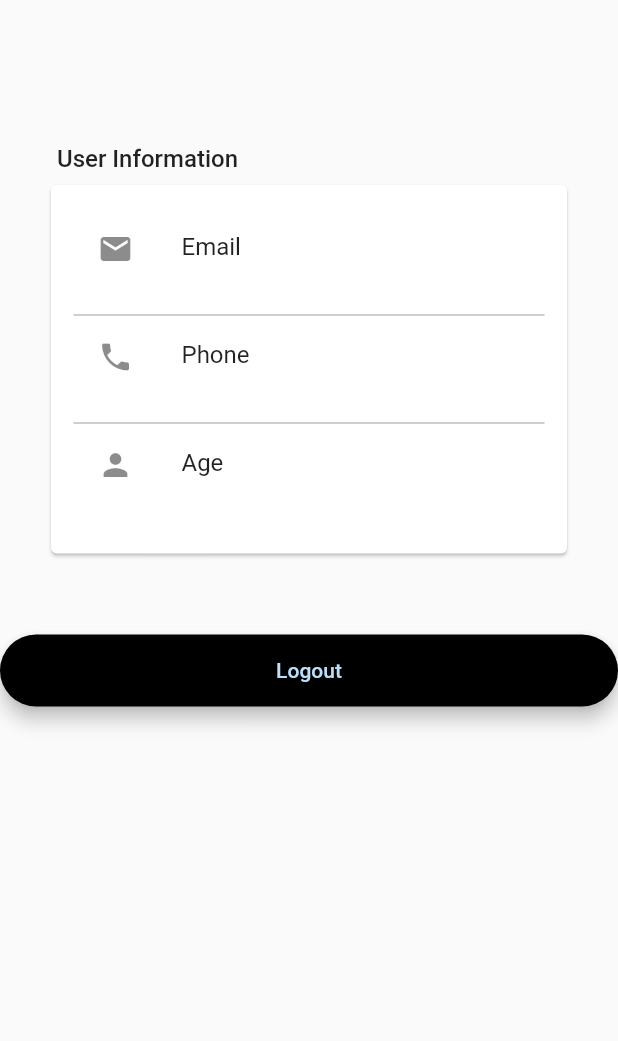
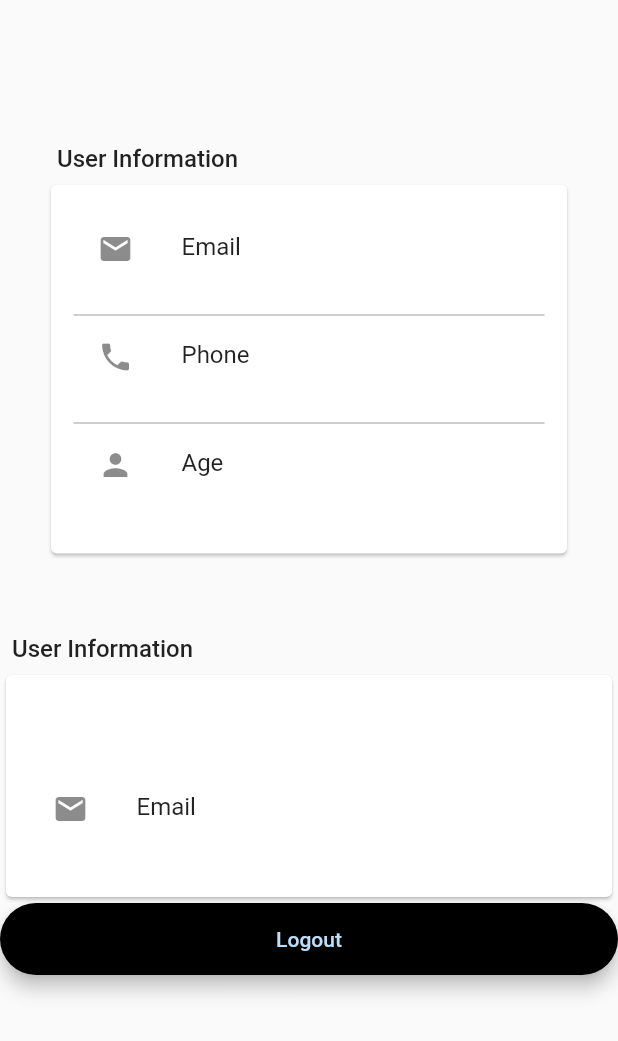
Before and after one commit to OmarMohammedFoad/firebase, a Flutter app: the screen it shows once a user with an empty profile is signed in, tab 2 chosen, after a tap on "Logout", on a phone screen of 412 x 824 dp, the part 195-1236 px from its top. Run offline on Flutter 3.47's test engine with Material 2 defaults, Android fonts, the phone set to English and light mode, and no system bars; our stand-ins replace cloud_firestore, firebase_auth, firebase_core, firebase_storage, font_awesome_flutter, google_sign_in and 3 more; missing offline and left inert: dart:ffi, tflite; accounts and stored records are empty; network calls fail; Roboto replaces fonts that are missing (Georgia, Hind); project files that could hold a hidden picture were left out.

Commit message:
google authentication

```diff
--- a/lib/screens/Login.dart
+++ b/lib/screens/Login.dart
@@ -113,8 +113,11 @@ class _Login extends State<Login> {
         minWidth: MediaQuery.of(context).size.width,
         padding: const EdgeInsets.fromLTRB(20.0, 15.0, 20.0, 15.0),
         onPressed: () async {
-          dynamic result =  _auth.singInWithGoogle();
-          if (result.uid == null) { //null means unsuccessfull authentication
+          print("pressed");
+          dynamic result =   await _auth.singInWithGoogle();
+
+
+          if (result.uid == null) {
             showDialog(
                 context: context,
                 builder: (context) {
--- a/lib/screens/profile_screen.dart
+++ b/lib/screens/profile_screen.dart
@@ -1,12 +1,17 @@
 import 'package:cloud_firestore/cloud_firestore.dart';
+import 'package:firebase/screens/Login.dart';
 import 'package:firebase_auth/firebase_auth.dart';
 import 'package:flutter/material.dart';
+import 'package:google_sign_in/google_sign_in.dart';
+import 'package:provider/provider.dart';
 
 import '../services/auth.dart';
 
 class ProfilePage extends StatelessWidget {
   final currentUser = FirebaseAuth.instance;
   final AuthService _auth = AuthService();
+    final user = FirebaseAuth.instance.currentUser!;
+
 
   String? email = '';
   String? name = '';
@@ -29,6 +34,35 @@ class ProfilePage extends StatelessWidget {
         padding: const EdgeInsets.fromLTRB(20.0, 15.0, 20.0, 15.0),
         onPressed: () async {
           await _auth.signOut();
+        },
+        child: Text(
+          "Logout",
+          style: TextStyle(color: Theme
+              .of(context)
+              .primaryColorLight),
+          textAlign: TextAlign.center,
+        ),
+      ),
+    );
+
+
+
+     final GoogleSignOut = Material(
+      elevation: 5.0,
+      borderRadius: BorderRadius.circular(30.0),
+      color: Theme
+          .of(context)
+          .primaryColor,
+      child: MaterialButton(
+        minWidth: MediaQuery
+            .of(context)
+            .size
+            .width,
+        padding: const EdgeInsets.fromLTRB(20.0, 15.0, 20.0, 15.0),
+        onPressed: () async {
+
+         await _auth.signOutWithGoogle();
+
         },
         child: Text(
           "Logout",
@@ -162,8 +196,84 @@ class ProfilePage extends StatelessWidget {
                   }),
               SizedBox(
                 height: 20,
-              ),
-              Center(child: SignOut),
+              ), Center( child:
+              user.displayName != null?
+
+             Column
+          (
+          mainAxisAlignment: MainAxisAlignment.center ,
+          children: [
+            Container(
+                                              padding: const EdgeInsets.only(
+                                                  left: 8.0, bottom: 4.0),
+                                              alignment: Alignment.topLeft,
+                                              child: Text(
+                                                "User Information",
+                                                style: TextStyle(
+                                                  color: Colors.black87,
+                                                  fontWeight: FontWeight.w500,
+                                                  fontSize: 16,
+                                                ),
+                                                textAlign: TextAlign.left,
+                                              ),
+                                            ),
+            Card(
+                                              child: Container(
+                                                alignment: Alignment.topLeft,
+                                                padding: EdgeInsets.all(15),
+                                                child: Column(
+                                                  children: <Widget>[
+                                                    Column(
+                                                      children: <Widget>[
+                                                        SizedBox(
+                                        height: 20,
+                                      ),
+                                      Text(
+                                        user.displayName!,
+                                        style: TextStyle(
+                                            fontSize: 22, fontWeight: FontWeight.bold),
+                                      ),
+                                                        ...ListTile.divideTiles(
+                                                          color: Colors.grey,
+                                                          tiles: [
+                                                            ListTile(
+                                                              leading:
+                                                              Icon(Icons.email),
+                                                              title: Text("Email"),
+                                                              subtitle: Text(
+                                                                  user.email!),
+                                                            ),
+                                                            // ListTile(
+                                                            //   leading:
+                                                            //   Icon(Icons.phone),
+                                                            //   title: Text("Phone"),
+                                                            //   subtitle:
+                                                            //   Text(phone!),
+                                                            // ),
+                                                            // ListTile(
+                                                            //   leading:
+                                                            //   Icon(Icons.person),
+                                                            //   title: Text("Age"),
+                                                            //   subtitle:
+                                                            //   Text(age!),
+                                                            // ),
+                                                          ],
+                                                        ),
+                                                      ],
+                                                    )
+                                                  ],
+                                                ),
+                                              ),
+                                            )
+
+          ],
+
+        ) : const Text("")
+             ,
+
+             ),
+             user.displayName != null?
+             Center(child: GoogleSignOut,):Center(child: SignOut)
             ],
           ),
         ),
--- a/lib/services/auth.dart
+++ b/lib/services/auth.dart
@@ -70,12 +70,11 @@ class AuthService {
         UserCredential userCredential =
             await _auth.signInWithCredential(authCredential);
         User? user = userCredential.user;
-        // print(user);
         return _firebaseUser(user);
       }
     } catch (e) {
       // print("ss");
-      // print(e);
+      print(e);
       return FirebaseUser(code: e.toString(), uid: null);
     }
   }
@@ -125,10 +124,14 @@ class AuthService {
     }
   }
 
-  Future googleSignOut() async {
-    await _auth.signOut();
-    await _googleSignIn.signOut();
-  }
+  Future  signOutWithGoogle() async {
+  // Sign out with firebase
+  // await _auth.signOut();
+  // Sign out with google
+  await _googleSignIn.disconnect();
+      FirebaseAuth.instance.signOut();
+
+}
 
   getImage(String imageName) {
     refStorage.child(_auth.currentUser!.uid).child(imageName);
```
